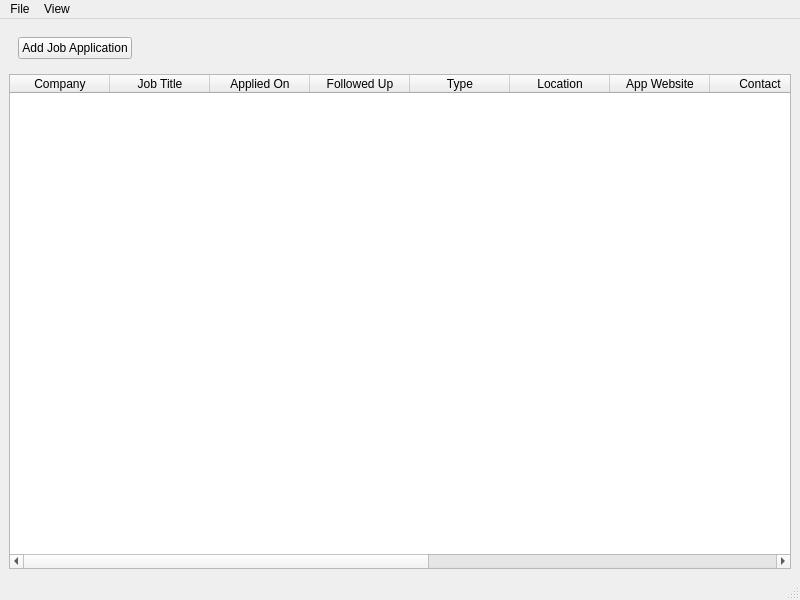
This is JobAppTracker/QtGUI/ui/JobAppTrackerMainWindow.ui in dwp1084/QtJobAppTracker as Qt 5 draws it before an edit. The edited form follows.
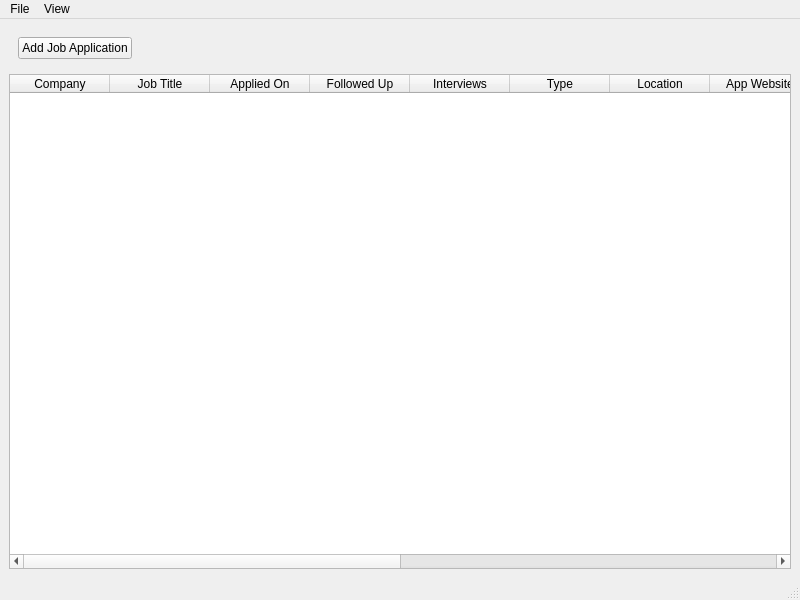
This is the edited form.

Commit message: Added view on main screen that shows how many interviews each application has had.

Patch:
```diff
--- a/JobAppTracker/QtGUI/ui/JobAppTrackerMainWindow.ui
+++ b/JobAppTracker/QtGUI/ui/JobAppTrackerMainWindow.ui
@@ -69,6 +69,11 @@
         <string>Followed Up</string>
        </property>
       </column>
+      <column>
+       <property name="text">
+        <string>Interviews</string>
+       </property>
+      </column>
       <column>
        <property name="text">
         <string>Type</string>
```
The commit also changes 4 other files.
